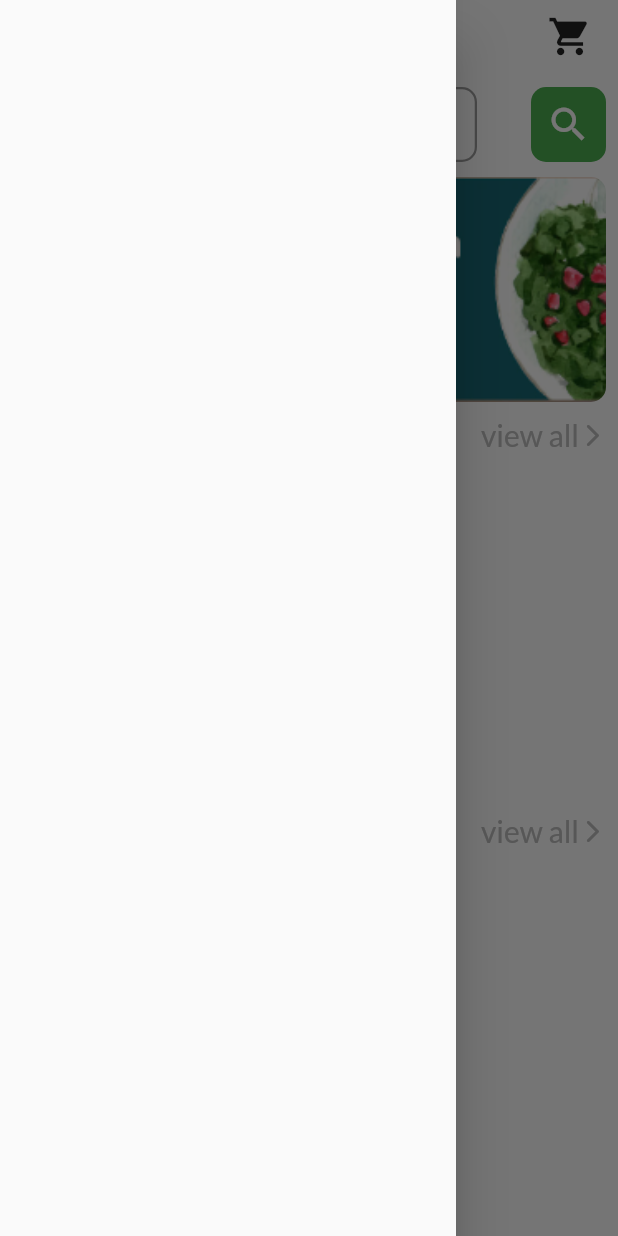
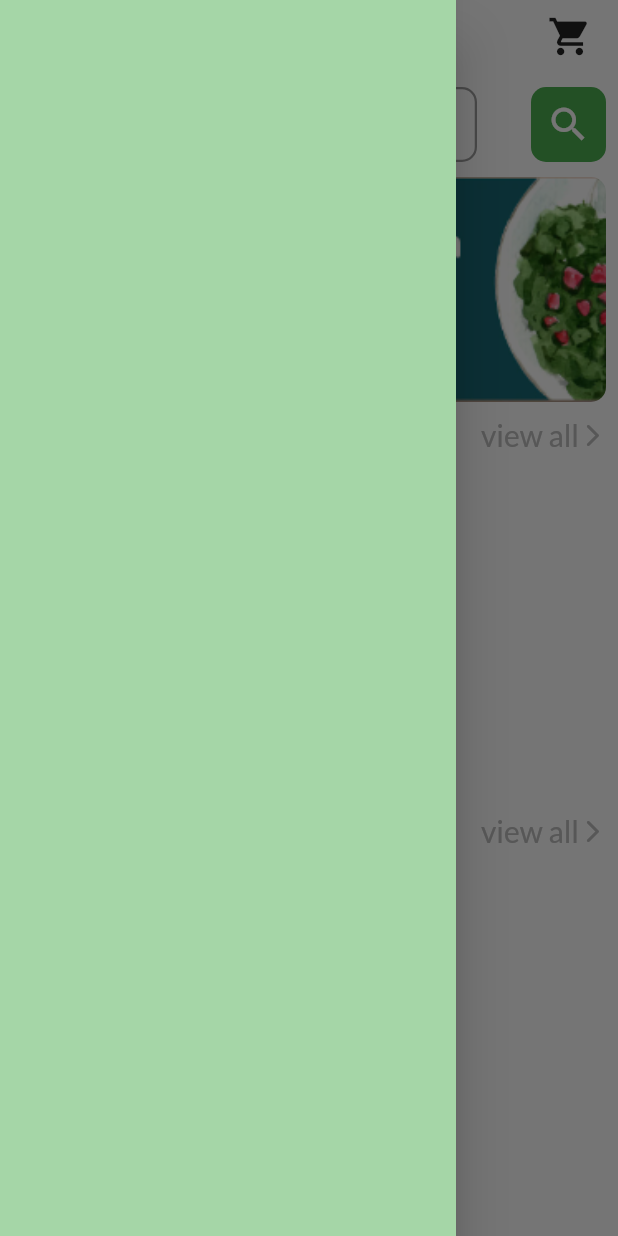
Before and after one commit to jishnup57/food-delivery-app, a Flutter app: the screen it shows after launch, with the side drawer open, on a phone screen of 412 x 824 dp. Run offline on Flutter 3.47's test engine with Material 2 defaults, Android fonts, the phone set to English and light mode, and no system bars; drawn by our look-alikes of bordered_text; our stand-ins replace cached_network_image, cloud_firestore, firebase_auth, firebase_core, flutter_rating_bar, flutter_signin_button and 2 more; accounts and stored records are empty.

Commit message:
drawer datas arranged

```diff
--- a/lib/config/app_router.dart
+++ b/lib/config/app_router.dart
@@ -1,67 +1,15 @@
-
-// import 'package:flutter/material.dart';
-// import 'package:food_delivery_app/home_screen/view/home_screen.dart';
-
-
-// class AppRouter {
-//   static Route onGenerateRoute(RouteSettings settings) {
-//     print('Route: ${settings.name}');
-//     switch (settings.name) {
-//       case '/':
-//         return HomeScreen.route();
-//       // case HomeScreen.routeName:
-//       //   return HomeScreen.route();
-//       case LocationScreen.routeName:
-//         return LocationScreen.route();
-//       // case FilterScreen.routeName:
-//       //   return FilterScreen.route();
-//       // case BasketScreen.routeName:
-//       //   return BasketScreen.route();
-//       // case VoucherScreen.routeName:
-//       //   return VoucherScreen.route();
-//       // case DeliveryTimeScreen.routeName:
-//       //   return DeliveryTimeScreen.route();
-//       // case EditBasketScreen.routeName:
-//       //   return EditBasketScreen.route();
-//       // case RestaurantDetailsScreen.routeName:
-//       //   return RestaurantDetailsScreen.route(
-//       //       restaurant: settings.arguments as Restaurant);
-//       // case RestaurantListingScreen.routeName:
-//       //   return RestaurantListingScreen.route(
-//       //       restaurants: settings.arguments as List<Restaurant>);
-
-//       default:
-//         return _errorRoute();
-//     }
-//   }
-
- import 'package:flutter/material.dart';
-
-// Route _errorRoute() {
-//     return MaterialPageRoute(
-//       settings: const RouteSettings(name: '/error'),
-//       builder: (_) => Scaffold(
-//         appBar: AppBar(
-//           title: const Text('Error'),
-//         ),
-//         body: const Center(
-//           child: Text('Something went wrong!'),
-//         ),
-//       ),
-//     );
-//   }
-// }
-
+import 'package:flutter/material.dart';
 
 class Routes {
+  static final navigatorKey = GlobalKey<NavigatorState>();
+  static push({required Widget screen}) {
+    // Navigator.of(context).push(MaterialPageRoute(builder: (context) =>screen ));
+    navigatorKey.currentState
+        ?.push(MaterialPageRoute(builder: (context) => screen));
+  }
 
- static final navigatorKey=GlobalKey<NavigatorState>();
- static push({required Widget screen}){
-   // Navigator.of(context).push(MaterialPageRoute(builder: (context) =>screen ));
-   navigatorKey.currentState?.push(MaterialPageRoute(builder: (context) =>screen ));
-  }
- static pop(){
-  navigatorKey.currentState?.pop();
-   // Navigator.of(context).pop();
+  static pop() {
+    navigatorKey.currentState?.pop();
+    // Navigator.of(context).pop();
   }
 }
--- a/lib/config/const.dart
+++ b/lib/config/const.dart
@@ -2,7 +2,10 @@
 import 'package:flutter/material.dart';
 
 const kTextStyleAppBar= TextStyle(color: Colors.black,fontSize: 25);
-final kMainColor=Colors.yellow.shade400;
+
+const kTextStyleUser= TextStyle(color: Colors.white,fontWeight: FontWeight.bold);
+
+final kMainColor=Colors.green.shade200;
 
 
 
--- /dev/null
+++ b/lib/drawer/model/user_details_model.dart
@@ -0,0 +1,14 @@
+import 'package:cloud_firestore/cloud_firestore.dart';
+
+class UserDetails {
+  String userName;
+  String email;
+  UserDetails({required this.userName, required this.email});
+  factory UserDetails.fromJson( DocumentSnapshot<Map<String, dynamic>> snapShort) {
+    return UserDetails(
+      userName: snapShort['name'],
+      email: snapShort['email'],
+    );
+  }
+
+}
--- /dev/null
+++ b/lib/drawer/view/drawer_view.dart
@@ -0,0 +1,31 @@
+import 'package:flutter/material.dart';
+import 'package:food_delivery_app/config/const.dart';
+import 'package:food_delivery_app/drawer/view_model/drawer_view_model.dart';
+import 'package:provider/provider.dart';
+
+class NavDrawer extends StatelessWidget {
+  const NavDrawer({Key? key}) : super(key: key);
+
+  @override
+  Widget build(BuildContext context) {
+    return Drawer(
+      backgroundColor: kMainColor,
+      child: Consumer<DrawerProv>(
+        builder: (context, value, _) => ListView(
+          children:   [
+            ListTile(
+              title: Text(
+                value.userName
+                ,
+                textAlign: TextAlign.center,
+                textScaleFactor: 2,
+                style: kTextStyleUser,
+              ),
+              subtitle:  Text(value.userEmail,textAlign: TextAlign.center,style: kTextStyleUser,),
+            )
+          ],
+        ),
+      ),
+    );
+  }
+}
--- /dev/null
+++ b/lib/drawer/view_model/drawer_view_model.dart
@@ -0,0 +1,28 @@
+
+
+import 'package:cloud_firestore/cloud_firestore.dart';
+import 'package:flutter/material.dart';
+import 'package:food_delivery_app/drawer/model/user_details_model.dart';
+
+class DrawerProv extends ChangeNotifier{
+  DrawerProv(){
+    getUserDetails();
+  }
+  String _userName='';
+  String get userName=>_userName;
+
+
+  String _email='';
+  String get userEmail=>_email;
+
+
+  getUserDetails()async{
+  final snapshort=await FirebaseFirestore.instance.collection("users").doc('jishnupvkd@gmail.com').get();
+  final user=UserDetails.fromJson(snapshort);
+   _userName=user.userName;
+   _email=user.email;
+   notifyListeners();
+}
+
+
+}
--- a/lib/home_screen/model/product_model.dart
+++ b/lib/home_screen/model/product_model.dart
@@ -1,4 +1,3 @@
-import 'package:cloud_firestore/cloud_firestore.dart';
 
 class ProductModel {
   String id;
@@ -13,17 +12,7 @@ class ProductModel {
     required this.price,
     required this.rating,
   });
-  factory ProductModel.fromJson(
-      DocumentSnapshot<Map<String, dynamic>> snapshot) {
-    return ProductModel(
-      id: snapshot['id'],
-      image: snapshot['image'],
-      name: snapshot['name'],
-      price: snapshot['price'],
-      rating: snapshot['rating'],
-    );
-  }
-    factory ProductModel.fromJson1(
+    factory ProductModel.fromJson(
     Map<String, dynamic> json) {
     return ProductModel(
       id: json['id'],
--- a/lib/home_screen/view/home_screen.dart
+++ b/lib/home_screen/view/home_screen.dart
@@ -1,6 +1,7 @@
 import 'package:bordered_text/bordered_text.dart';
 import 'package:flutter/material.dart';
 import 'package:food_delivery_app/config/const.dart';
+import 'package:food_delivery_app/drawer/view/drawer_view.dart';
 import 'package:food_delivery_app/home_screen/widget/fruit_card_items.dart';
 import 'package:food_delivery_app/home_screen/widget/item_title.dart';
 import 'package:food_delivery_app/home_screen/widget/vegcardshow.dart';
@@ -156,12 +157,3 @@ class HomeScreen extends StatelessWidget {
     );
   }
 }
-
-class NavDrawer extends StatelessWidget {
-  const NavDrawer({Key? key}) : super(key: key);
-
-  @override
-  Widget build(BuildContext context) {
-    return const Drawer();
-  }
-}
--- a/lib/home_screen/view_model/home_provider.dart
+++ b/lib/home_screen/view_model/home_provider.dart
@@ -3,42 +3,24 @@ import 'package:food_delivery_app/home_screen/model/product_model.dart';
 import 'package:cloud_firestore/cloud_firestore.dart';
 
 class HomeProv extends ChangeNotifier {
-  HomeProv() {
-    getAllVegitablesProduct();
-    // getAllFruitesItems();
-  }
-  List<ProductModel> allVegProduct = [];
-  List<ProductModel> allFruitProduct = [];
 
-  getAllVegitablesProduct() async {
-    allVegProduct.clear();
-    QuerySnapshot<Map<String, dynamic>> snapshort =
-        await FirebaseFirestore.instance.collection("vegitables").get();
-    List<ProductModel> list =
-        snapshort.docs.map((e) => ProductModel.fromJson(e)).toList();
-    allVegProduct.addAll(list);
-    notifyListeners();
-  }
 
-  getAllFruitesItems() async {
-    allFruitProduct.clear();
-    QuerySnapshot<Map<String, dynamic>> snapshort =
-        await FirebaseFirestore.instance.collection("fruites").get();
-    List<ProductModel> list =
-        snapshort.docs.map((e) => ProductModel.fromJson(e)).toList();
-    allFruitProduct.addAll(list);
-    notifyListeners();
-  }
-
-  final CollectionReference products =
+  final CollectionReference productsFruits =
       FirebaseFirestore.instance.collection("fruites");
 
- List<ProductModel> convertToFruitList(AsyncSnapshot<QuerySnapshot> streamSnapshot) {
 
+  final CollectionReference productsVegitables =
+      FirebaseFirestore.instance.collection("vegitables");
+
+  List<ProductModel> convertToProductList(
+      AsyncSnapshot<QuerySnapshot> streamSnapshot) {
+    if (streamSnapshot.hasData) {
       final newlist = streamSnapshot.data!.docs.map((e) {
-        return ProductModel.fromJson1(e.data() as Map<String, dynamic>);
+        return ProductModel.fromJson(e.data() as Map<String, dynamic>);
       }).toList();
       return newlist;
-
+    } else {
+      return [];
+    }
   }
 }
--- a/lib/home_screen/widget/fruit_card_items.dart
+++ b/lib/home_screen/widget/fruit_card_items.dart
@@ -4,25 +4,7 @@ import 'package:food_delivery_app/home_screen/view_model/home_provider.dart';
 import 'package:food_delivery_app/home_screen/widget/show_card.dart';
 import 'package:provider/provider.dart';
 
-// class FruitItemCard extends StatelessWidget {
-//   const FruitItemCard({
-//     Key? key,
 
-//   }) : super(key: key);
-
-//   @override
-//   Widget build(BuildContext context) {
-//     return LimitedBox(
-//       maxHeight: 220,
-//       child: Consumer<HomeProv>(
-//         builder: (context, value, _) {
-//           final list=value.allFruitProduct;
-//           return ShowCard(list: list);
-//         },
-//       ),
-//     );
-//   }
-// }
 
 class FruitItemCard extends StatelessWidget {
   const FruitItemCard({
@@ -33,15 +15,11 @@ class FruitItemCard extends StatelessWidget {
     return LimitedBox(
       maxHeight: 220,
       child: StreamBuilder(
-          stream: context.read<HomeProv>().products.snapshots(),
+          stream: context.read<HomeProv>().productsFruits.snapshots(),
           builder: (context, AsyncSnapshot<QuerySnapshot> streamSnapshot) {
-            if(streamSnapshot.hasData){
-                final newlist =
-                context.read<HomeProv>().convertToFruitList(streamSnapshot);
+            final newlist =
+                context.read<HomeProv>().convertToProductList(streamSnapshot);
             return ShowCard(list: newlist);
-            }
-            return const CircularProgressIndicator(strokeWidth: 2,);
-
           }),
     );
   }
--- a/lib/home_screen/widget/vegcardshow.dart
+++ b/lib/home_screen/widget/vegcardshow.dart
@@ -1,3 +1,4 @@
+import 'package:cloud_firestore/cloud_firestore.dart';
 import 'package:flutter/material.dart';
 import 'package:food_delivery_app/home_screen/view_model/home_provider.dart';
 import 'package:food_delivery_app/home_screen/widget/show_card.dart';
@@ -13,12 +14,13 @@ class VegItemCard extends StatelessWidget {
   Widget build(BuildContext context) {
     return LimitedBox(
       maxHeight: 220,
-      child: Consumer<HomeProv>(
-        builder: (context, value, _) {
-          final list=value.allVegProduct;
-          return ShowCard(list: list);
-        },
-      ),
+      child:StreamBuilder(
+          stream: context.read<HomeProv>().productsVegitables.snapshots(),
+          builder: (context, AsyncSnapshot<QuerySnapshot> streamSnapshot) {
+            final newlist =
+                context.read<HomeProv>().convertToProductList(streamSnapshot);
+            return ShowCard(list: newlist);
+          }),
     );
   }
 }
--- a/lib/main.dart
+++ b/lib/main.dart
@@ -2,6 +2,7 @@ import 'package:firebase_core/firebase_core.dart';
 import 'package:flutter/material.dart';
 import 'package:food_delivery_app/config/app_router.dart';
 import 'package:food_delivery_app/config/theme.dart';
+import 'package:food_delivery_app/drawer/view_model/drawer_view_model.dart';
 import 'package:food_delivery_app/home_screen/view/home_screen.dart';
 import 'package:food_delivery_app/home_screen/view_model/home_provider.dart';
 import 'package:provider/provider.dart';
@@ -20,7 +21,8 @@ class MyApp extends StatelessWidget {
   Widget build(BuildContext context) {
     return  MultiProvider(
       providers: [
-        ChangeNotifierProvider(create: (context) => HomeProv(),)
+        ChangeNotifierProvider(create: (context) => HomeProv(),),
+        ChangeNotifierProvider(create: (context) => DrawerProv(),)
       ],
       child: MaterialApp(
         debugShowCheckedModeBanner: false,
--- /dev/null
+++ b/lib/showproduct/view/show_product_view.dart
@@ -0,0 +1,12 @@
+import 'package:flutter/material.dart';
+import 'package:flutter/src/foundation/key.dart';
+import 'package:flutter/src/widgets/framework.dart';
+
+class ShowProduct extends StatelessWidget {
+  const ShowProduct({Key? key}) : super(key: key);
+
+  @override
+  Widget build(BuildContext context) {
+    return const Scaffold();
+  }
+}
```
